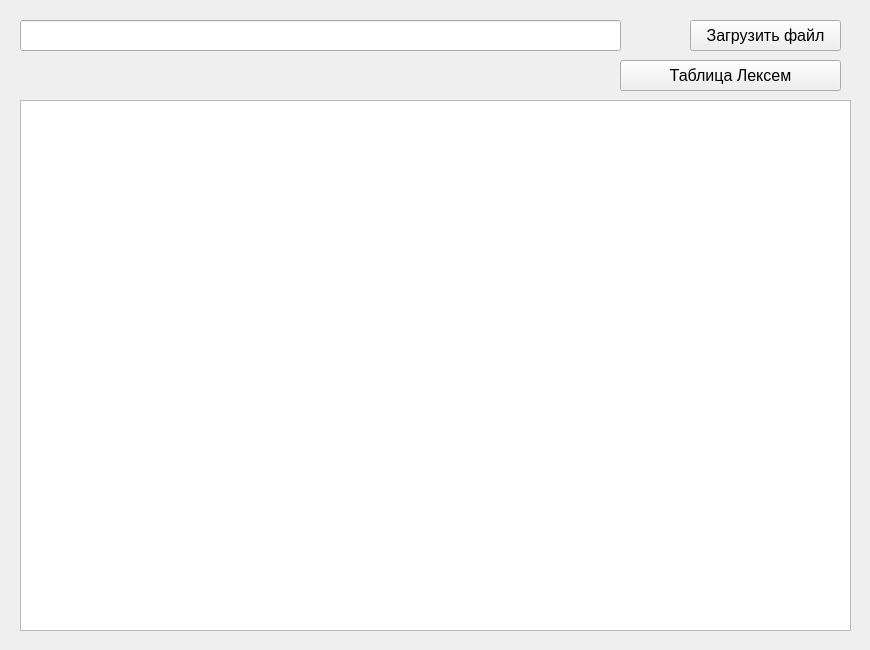
Old version of the form mainwindow.ui in the repository zelpold/lexem.
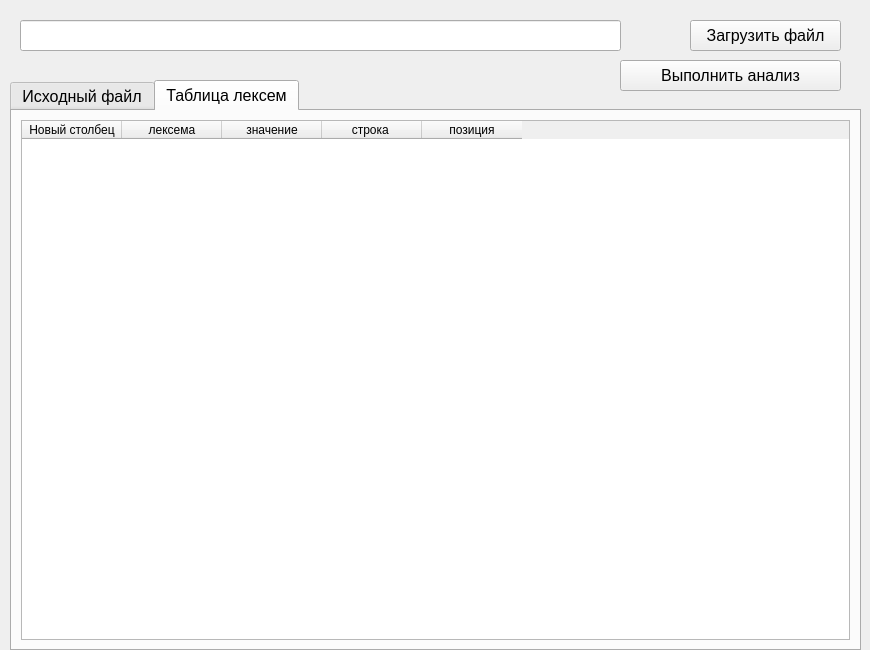
New version of the form. The open tabs and pages were chosen to show the change.

What changed in the file:
```diff
--- a/mainwindow.ui
+++ b/mainwindow.ui
@@ -19,16 +19,6 @@
    <string>MainWindow</string>
   </property>
   <widget class="QWidget" name="centralwidget">
-   <widget class="QPlainTextEdit" name="plainTextEdit">
-    <property name="geometry">
-     <rect>
-      <x>20</x>
-      <y>100</y>
-      <width>831</width>
-      <height>531</height>
-     </rect>
-    </property>
-   </widget>
    <widget class="QPushButton" name="openFileButton">
     <property name="geometry">
      <rect>
@@ -62,9 +52,68 @@
      </rect>
     </property>
     <property name="text">
-     <string>Таблица Лексем</string>
+     <string>Выполнить анализ</string>
     </property>
    </widget>
+   <widget class="QTabWidget" name="tabWidget">
+    <property name="geometry">
+     <rect>
+      <x>10</x>
+      <y>80</y>
+      <width>851</width>
+      <height>571</height>
+     </rect>
+    </property>
+    <property name="currentIndex">
+     <number>0</number>
+    </property>
+    <widget class="QWidget" name="tab">
+     <attribute name="title">
+      <string>Исходный файл</string>
+     </attribute>
+     <layout class="QVBoxLayout" name="verticalLayout">
+      <item>
+       <widget class="QPlainTextEdit" name="plainTextEdit"/>
+      </item>
+     </layout>
+    </widget>
+    <widget class="QWidget" name="tab_2">
+     <attribute name="title">
+      <string>Таблица лексем</string>
+     </attribute>
+     <layout class="QVBoxLayout" name="verticalLayout_2">
+      <item>
+       <widget class="QTableWidget" name="tableWidget">
+        <column>
+         <property name="text">
+          <string>Новый столбец</string>
+         </property>
+        </column>
+        <column>
+         <property name="text">
+          <string>лексема</string>
+         </property>
+        </column>
+        <column>
+         <property name="text">
+          <string>значение</string>
+         </property>
+        </column>
+        <column>
+         <property name="text">
+          <string>строка </string>
+         </property>
+        </column>
+        <column>
+         <property name="text">
+          <string>позиция</string>
+         </property>
+        </column>
+       </widget>
+      </item>
+     </layout>
+    </widget>
+   </widget>
   </widget>
  </widget>
  <resources/>
```
